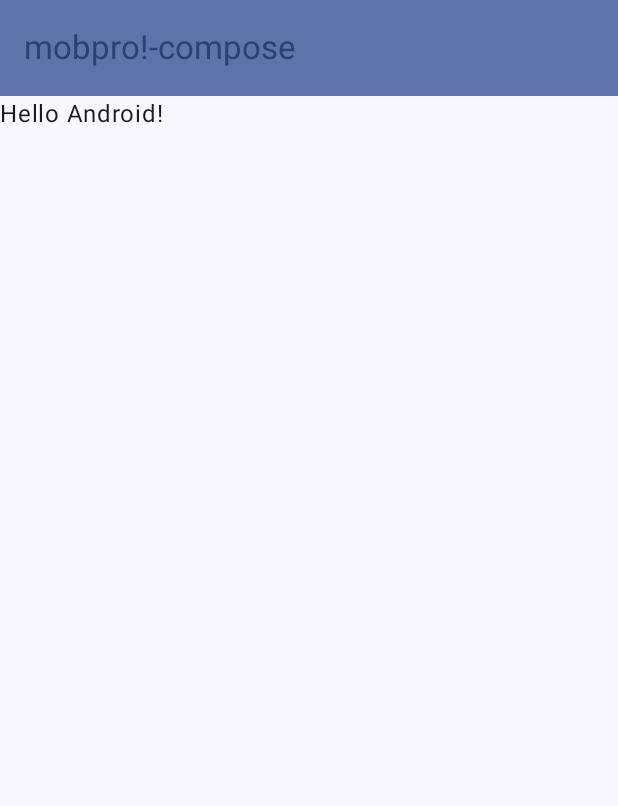
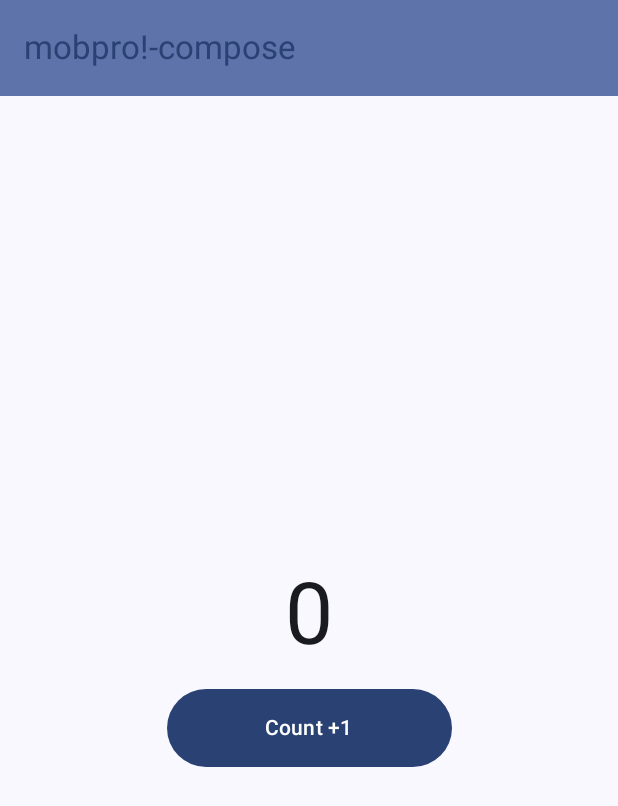
Before and after one commit to AbdulMughnyRaihan/mobpro1-compose, an Android app built with Jetpack Compose: the screen it shows after launch (MainActivity), on a phone screen of 412 x 824 dp. Shown: the top 806 px of the screen. Run offline under Robolectric (Android 15) with nearby library versions, the phone set to English and light mode, and no system bars.

Commit message:
Manambahkan Tampilan Count App

```diff
--- a/app/src/main/java/org/compose/mobpro1_compose/MainActivity.kt
+++ b/app/src/main/java/org/compose/mobpro1_compose/MainActivity.kt
@@ -4,8 +4,13 @@ import android.content.res.Configuration
 import android.os.Bundle
 import androidx.activity.ComponentActivity
 import androidx.activity.compose.setContent
+import androidx.compose.foundation.layout.Arrangement
+import androidx.compose.foundation.layout.Column
+import androidx.compose.foundation.layout.PaddingValues
 import androidx.compose.foundation.layout.fillMaxSize
+import androidx.compose.foundation.layout.fillMaxWidth
 import androidx.compose.foundation.layout.padding
+import androidx.compose.material3.Button
 import androidx.compose.material3.ExperimentalMaterial3Api
 import androidx.compose.material3.MaterialTheme
 import androidx.compose.material3.Scaffold
@@ -14,9 +19,15 @@ import androidx.compose.material3.Text
 import androidx.compose.material3.TopAppBar
 import androidx.compose.material3.TopAppBarDefaults
 import androidx.compose.runtime.Composable
+import androidx.compose.runtime.getValue
+import androidx.compose.runtime.mutableStateOf
+import androidx.compose.runtime.remember
+import androidx.compose.runtime.setValue
+import androidx.compose.ui.Alignment
 import androidx.compose.ui.Modifier
 import androidx.compose.ui.res.stringResource
 import androidx.compose.ui.tooling.preview.Preview
+import androidx.compose.ui.unit.dp
 import org.compose.mobpro1_compose.ui.theme.Mobpro1composeTheme
 
 class MainActivity : ComponentActivity() {
@@ -24,12 +35,11 @@ class MainActivity : ComponentActivity() {
         super.onCreate(savedInstanceState)
         setContent {
             Mobpro1composeTheme {
-                // A surface container using the 'background' color from the theme
                 Surface(
                     modifier = Modifier.fillMaxSize(),
                     color = MaterialTheme.colorScheme.background
                 ) {
-                    Greeting("Android")
+                    Counter()
                 }
             }
         }
@@ -54,13 +64,33 @@ fun MainScreen(content: @Composable (Modifier) -> Unit) {
         content(Modifier.padding(padding))
     }
 }
+
 @Composable
-fun Greeting(name: String) {
+fun Counter() {
+    var number by remember { mutableStateOf(0) }
+
     MainScreen { modifier ->
-        Text(
-            text = "Hello $name!",
+        Column(
             modifier = modifier
-        )
+                .fillMaxSize()
+                .padding(16.dp),
+            verticalArrangement = Arrangement.Center,
+            horizontalAlignment = Alignment.CenterHorizontally
+        ) {
+            Text(
+                text = number.toString(),
+                style = MaterialTheme.typography.displayLarge
+            )
+            Button(
+                onClick = { number++ },
+                modifier = Modifier
+                    .fillMaxWidth(0.5f)
+                    .padding(top = 16.dp),
+                contentPadding = PaddingValues(16.dp)
+            ) {
+               Text(text = stringResource(R.string.count))
+            }
+        }
     }
 }
 
@@ -69,6 +99,6 @@ fun Greeting(name: String) {
 @Composable
 fun ScreenPreview() {
     Mobpro1composeTheme {
-        Greeting("Android")
+        Counter()
     }
 }
--- a/app/src/main/res/values/strings.xml
+++ b/app/src/main/res/values/strings.xml
@@ -1,3 +1,4 @@
 <resources>
     <string name="app_name">mobpro!-compose</string>
+    <string name="count">Count +1</string>
 </resources>
```
Also changed, not shown: 1 other file.
